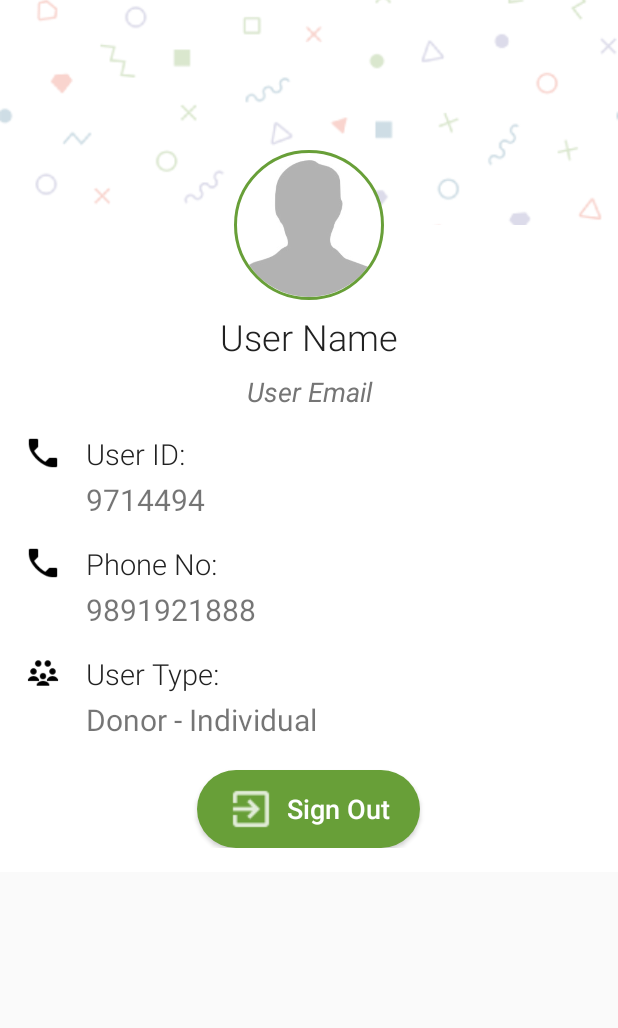
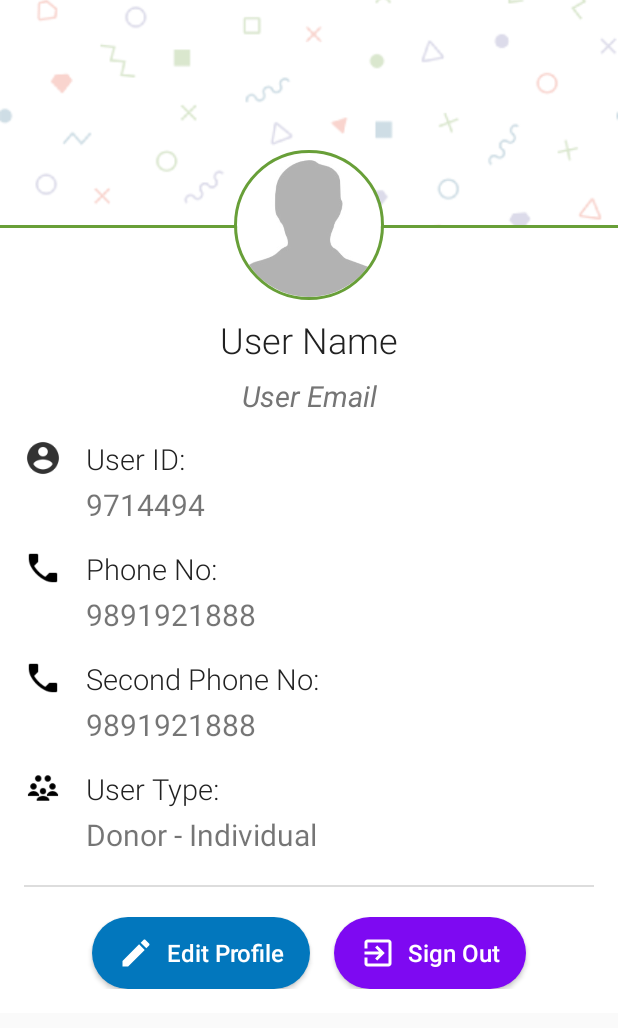
Before and after one commit to abhishekpopli/feeding-india-android-app, an Android app: the layout my_profile.xml on its own in the app's theme, with its tools: preview values and no code run, on a phone screen of 412 x 824 dp. Shown: the top 1028 px of the screen. Run offline under Robolectric (Android 15) with nearby library versions, the phone set to English and light mode, and no system bars.

Commit message:
Worked on profile layout file

```diff
--- /dev/null
+++ b/app/src/main/res/drawable/blue_tag_2.xml
@@ -0,0 +1,10 @@
+<?xml version="1.0" encoding="utf-8"?>
+<shape xmlns:android="http://schemas.android.com/apk/res/android"
+    android:shape="rectangle">
+    <solid android:color="#ff0277bd" />
+    <corners
+        android:bottomLeftRadius="45dp"
+        android:bottomRightRadius="45dp"
+        android:topLeftRadius="45dp"
+        android:topRightRadius="45dp" />
+</shape>
--- /dev/null
+++ b/app/src/main/res/drawable/ic_edit_white_24dp.xml
@@ -0,0 +1,9 @@
+<vector xmlns:android="http://schemas.android.com/apk/res/android"
+        android:width="24dp"
+        android:height="24dp"
+        android:viewportWidth="24.0"
+        android:viewportHeight="24.0">
+    <path
+        android:fillColor="#FFFFFFFF"
+        android:pathData="M3,17.25V21h3.75L17.81,9.94l-3.75,-3.75L3,17.25zM20.71,7.04c0.39,-0.39 0.39,-1.02 0,-1.41l-2.34,-2.34c-0.39,-0.39 -1.02,-0.39 -1.41,0l-1.83,1.83 3.75,3.75 1.83,-1.83z"/>
+</vector>
--- /dev/null
+++ b/app/src/main/res/drawable/ic_exit_to_app_white_24dp.xml
@@ -0,0 +1,9 @@
+<vector xmlns:android="http://schemas.android.com/apk/res/android"
+        android:width="24dp"
+        android:height="24dp"
+        android:viewportWidth="24.0"
+        android:viewportHeight="24.0">
+    <path
+        android:fillColor="#FFFFFFFF"
+        android:pathData="M10.09,15.59L11.5,17l5,-5 -5,-5 -1.41,1.41L12.67,11H3v2h9.67l-2.58,2.59zM19,3H5c-1.11,0 -2,0.9 -2,2v4h2V5h14v14H5v-4H3v4c0,1.1 0.89,2 2,2h14c1.1,0 2,-0.9 2,-2V5c0,-1.1 -0.9,-2 -2,-2z"/>
+</vector>
--- /dev/null
+++ b/app/src/main/res/drawable/red_tag.xml
@@ -0,0 +1,10 @@
+<?xml version="1.0" encoding="utf-8"?>
+<shape xmlns:android="http://schemas.android.com/apk/res/android"
+    android:shape="rectangle">
+    <solid android:color="#7e09f2" />
+    <corners
+        android:bottomLeftRadius="45dp"
+        android:bottomRightRadius="45dp"
+        android:topLeftRadius="45dp"
+        android:topRightRadius="45dp" />
+</shape>
--- a/app/src/main/res/layout/my_profile.xml
+++ b/app/src/main/res/layout/my_profile.xml
@@ -1,5 +1,6 @@
 <?xml version="1.0" encoding="utf-8"?>
 <ScrollView xmlns:android="http://schemas.android.com/apk/res/android"
+    xmlns:tools="http://schemas.android.com/tools"
     android:layout_width="match_parent"
     android:layout_height="match_parent">
 
@@ -20,10 +21,17 @@
                 android:scaleType="centerCrop"
                 android:src="@drawable/memphis_colorful" />
 
+            <View
+                android:id="@+id/seprator_line"
+                android:layout_below="@id/profile_background_graphic"
+                android:layout_width="match_parent"
+                android:layout_height="2dp"
+                android:background="@color/colorPrimaryDark"/>
+
             <LinearLayout
                 android:layout_width="match_parent"
                 android:layout_height="wrap_content"
-                android:layout_below="@id/profile_background_graphic"
+                android:layout_below="@id/seprator_line"
                 android:background="#fff"
                 android:orientation="vertical">
 
@@ -33,18 +41,18 @@
                     android:fontFamily="sans-serif-light"
                     android:gravity="center_horizontal"
                     android:paddingTop="58dp"
-                    android:text="User Name"
+                    tools:text="User Name"
                     android:textColor="@color/colorPrimaryText"
-                    android:textSize="24dp" />
+                    android:textSize="24sp" />
 
                 <TextView
                     android:layout_width="match_parent"
                     android:layout_height="wrap_content"
                     android:layout_marginTop="8dp"
                     android:gravity="center_horizontal"
-                    android:text="User Email"
+                    tools:text="User Email"
                     android:textColor="@color/colorSecondaryText"
-                    android:textSize="18dp"
+                    android:textSize="19sp"
                     android:textStyle="italic" />
 
                 <LinearLayout
@@ -61,7 +69,7 @@
                         <ImageView
                             android:layout_width="25dp"
                             android:layout_height="25dp"
-                            android:src="@drawable/phone" />
+                            android:src="@drawable/user" />
 
                         <LinearLayout
                             android:layout_width="0dp"
@@ -82,7 +90,7 @@
                                 android:layout_width="match_parent"
                                 android:layout_height="wrap_content"
                                 android:layout_marginTop="4dp"
-                                android:text="9714494"
+                                tools:text="9714494"
                                 android:textSize="20sp" />
                         </LinearLayout>
 
@@ -118,7 +126,43 @@
                                 android:layout_width="match_parent"
                                 android:layout_height="wrap_content"
                                 android:layout_marginTop="4dp"
-                                android:text="9891921888"
+                                tools:text="9891921888"
+                                android:textSize="20sp" />
+                        </LinearLayout>
+
+                    </LinearLayout>
+
+                    <LinearLayout
+                        android:layout_width="match_parent"
+                        android:layout_height="wrap_content"
+                        android:layout_marginTop="16dp"
+                        android:orientation="horizontal">
+
+                        <ImageView
+                            android:layout_width="25dp"
+                            android:layout_height="25dp"
+                            android:src="@drawable/phone" />
+
+                        <LinearLayout
+                            android:layout_width="0dp"
+                            android:layout_height="wrap_content"
+                            android:layout_weight="1"
+                            android:orientation="vertical"
+                            android:paddingLeft="16dp">
+
+                            <TextView
+                                android:layout_width="match_parent"
+                                android:layout_height="wrap_content"
+                                android:fontFamily="sans-serif-light"
+                                android:text="Second Phone No:"
+                                android:textColor="@color/colorPrimaryText"
+                                android:textSize="19sp" />
+
+                            <TextView
+                                android:layout_width="match_parent"
+                                android:layout_height="wrap_content"
+                                android:layout_marginTop="4dp"
+                                tools:text="9891921888"
                                 android:textSize="20sp" />
                         </LinearLayout>
 
@@ -154,29 +198,53 @@
                                 android:layout_width="match_parent"
                                 android:layout_height="wrap_content"
                                 android:layout_marginTop="4dp"
-                                android:text="Donor - Individual"
+                                tools:text="Donor - Individual"
                                 android:textSize="20sp" />
                         </LinearLayout>
 
                     </LinearLayout>
 
-                    <Button
-                        android:id="@+id/login_form_submit_btn"
-                        android:layout_width="wrap_content"
+                    <View
+                        android:layout_width="match_parent"
+                        android:layout_height="1dp"
+                        android:layout_marginTop="20dp"
+                        android:background="#ddd" />
+
+                    <LinearLayout
+                        android:layout_width="match_parent"
                         android:layout_height="wrap_content"
-                        android:layout_gravity="center_horizontal"
                         android:layout_marginTop="20dp"
-                        android:background="@drawable/green_tag_2"
-                        android:drawableLeft="@drawable/exit"
-                        android:drawablePadding="8dp"
-                        android:paddingBottom="10dp"
-                        android:paddingLeft="20dp"
-                        android:paddingRight="20dp"
-                        android:paddingTop="10dp"
-                        android:text="Sign Out"
-                        android:textAllCaps="false"
-                        android:textColor="#fff"
-                        android:textSize="18sp" />
+                        android:gravity="center_horizontal"
+                        android:orientation="horizontal">
+
+                        <Button
+                            android:layout_width="wrap_content"
+                            android:layout_height="wrap_content"
+                            android:background="@drawable/blue_tag_2"
+                            android:drawableLeft="@drawable/ic_edit_white_24dp"
+                            android:drawablePadding="8dp"
+                            android:paddingLeft="17dp"
+                            android:paddingRight="17dp"
+                            android:text="Edit Profile"
+                            android:textAllCaps="false"
+                            android:textColor="#fff"
+                            android:textSize="16sp" />
+
+                        <Button
+                            android:layout_width="wrap_content"
+                            android:layout_height="wrap_content"
+                            android:layout_marginLeft="16dp"
+                            android:background="@drawable/red_tag"
+                            android:drawableLeft="@drawable/ic_exit_to_app_white_24dp"
+                            android:drawablePadding="8dp"
+                            android:paddingLeft="17dp"
+                            android:paddingRight="17dp"
+                            android:text="Sign Out"
+                            android:textAllCaps="false"
+                            android:textColor="#fff"
+                            android:textSize="16sp" />
+
+                    </LinearLayout>
 
                 </LinearLayout>
 
```
Also changed, not shown: app/src/main/res/drawable-hdpi/user.png (added).
